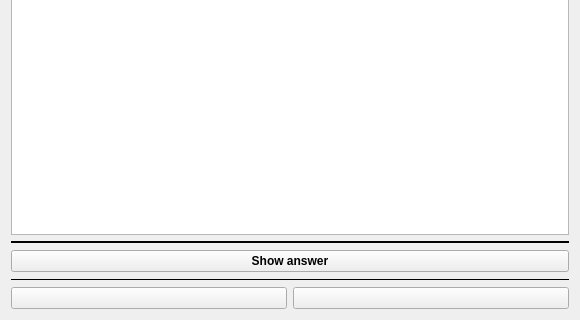
First picture: the form in src/apps/flashexam.ui, repository Quill-OS/quill, before the edit; both pictures show x 0 to 580 and y 316 to 636 of the 580 by 636 pixel window.
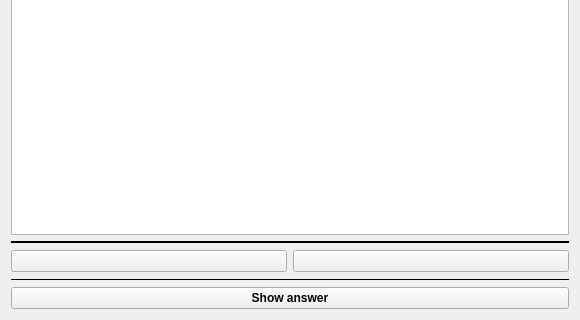
Second picture: the form after the edit. The open tabs and pages were chosen to show the change.

Commit message: FlashExam: bugfixes, again

Patch:
```diff
--- a/src/apps/flashexam.ui
+++ b/src/apps/flashexam.ui
@@ -184,13 +184,102 @@
        </property>
        <item>
         <layout class="QGridLayout" name="gridLayout_3">
-         <item row="6" column="0">
-          <widget class="Line" name="line_3">
-           <property name="frameShadow">
-            <enum>QFrame::Shadow::Plain</enum>
+         <item row="2" column="0">
+          <widget class="QGraphicsView" name="graphicsView">
+           <property name="lineWidth">
+            <number>0</number>
            </property>
-           <property name="orientation">
-            <enum>Qt::Orientation::Horizontal</enum>
+          </widget>
+         </item>
+         <item row="5" column="0">
+          <widget class="QStackedWidget" name="continueWidget">
+           <property name="sizePolicy">
+            <sizepolicy hsizetype="Preferred" vsizetype="Maximum">
+             <horstretch>0</horstretch>
+             <verstretch>0</verstretch>
+            </sizepolicy>
+           </property>
+           <widget class="QWidget" name="page_3">
+            <layout class="QVBoxLayout" name="verticalLayout_4">
+             <property name="leftMargin">
+              <number>0</number>
+             </property>
+             <property name="topMargin">
+              <number>0</number>
+             </property>
+             <property name="rightMargin">
+              <number>0</number>
+             </property>
+             <property name="bottomMargin">
+              <number>0</number>
+             </property>
+             <item>
+              <layout class="QGridLayout" name="gridLayout_5">
+               <property name="bottomMargin">
+                <number>0</number>
+               </property>
+               <item row="2" column="0">
+                <layout class="QGridLayout" name="gridLayout_6">
+                 <property name="bottomMargin">
+                  <number>0</number>
+                 </property>
+                 <item row="0" column="0">
+                  <widget class="QPushButton" name="didNotKnowBtn">
+                   <property name="text">
+                    <string/>
+                   </property>
+                  </widget>
+                 </item>
+                 <item row="0" column="1">
+                  <widget class="QPushButton" name="nextBtn">
+                   <property name="font">
+                    <font>
+                     <bold>true</bold>
+                    </font>
+                   </property>
+                   <property name="text">
+                    <string/>
+                   </property>
+                  </widget>
+                 </item>
+                </layout>
+               </item>
+               <item row="3" column="0">
+                <widget class="Line" name="line_3">
+                 <property name="frameShadow">
+                  <enum>QFrame::Shadow::Plain</enum>
+                 </property>
+                 <property name="orientation">
+                  <enum>Qt::Orientation::Horizontal</enum>
+                 </property>
+                </widget>
+               </item>
+              </layout>
+             </item>
+            </layout>
+           </widget>
+           <widget class="QWidget" name="page_4"/>
+          </widget>
+         </item>
+         <item row="7" column="0">
+          <widget class="QPushButton" name="revealBtn">
+           <property name="font">
+            <font>
+             <bold>true</bold>
+            </font>
+           </property>
+           <property name="text">
+            <string>Show answer</string>
+           </property>
+          </widget>
+         </item>
+         <item row="3" column="0">
+          <widget class="QTextBrowser" name="textBrowser">
+           <property name="sizePolicy">
+            <sizepolicy hsizetype="Expanding" vsizetype="Expanding">
+             <horstretch>0</horstretch>
+             <verstretch>0</verstretch>
+            </sizepolicy>
            </property>
           </widget>
          </item>
@@ -233,74 +322,6 @@
            </item>
           </layout>
          </item>
-         <item row="5" column="0">
-          <widget class="QPushButton" name="revealBtn">
-           <property name="font">
-            <font>
-             <bold>true</bold>
-            </font>
-           </property>
-           <property name="text">
-            <string>Show answer</string>
-           </property>
-          </widget>
-         </item>
-         <item row="1" column="0">
-          <widget class="Line" name="line_5">
-           <property name="frameShadow">
-            <enum>QFrame::Shadow::Plain</enum>
-           </property>
-           <property name="lineWidth">
-            <number>2</number>
-           </property>
-           <property name="orientation">
-            <enum>Qt::Orientation::Horizontal</enum>
-           </property>
-          </widget>
-         </item>
-         <item row="3" column="0">
-          <widget class="QTextBrowser" name="textBrowser">
-           <property name="sizePolicy">
-            <sizepolicy hsizetype="Expanding" vsizetype="Expanding">
-             <horstretch>0</horstretch>
-             <verstretch>0</verstretch>
-            </sizepolicy>
-           </property>
-          </widget>
-         </item>
-         <item row="2" column="0">
-          <widget class="QGraphicsView" name="graphicsView">
-           <property name="lineWidth">
-            <number>0</number>
-           </property>
-          </widget>
-         </item>
-         <item row="8" column="0">
-          <layout class="QGridLayout" name="gridLayout_5">
-           <property name="bottomMargin">
-            <number>0</number>
-           </property>
-           <item row="0" column="0">
-            <widget class="QPushButton" name="didNotKnowBtn">
-             <property name="text">
-              <string/>
-             </property>
-            </widget>
-           </item>
-           <item row="0" column="1">
-            <widget class="QPushButton" name="nextBtn">
-             <property name="font">
-              <font>
-               <bold>true</bold>
-              </font>
-             </property>
-             <property name="text">
-              <string/>
-             </property>
-            </widget>
-           </item>
-          </layout>
-         </item>
          <item row="4" column="0">
           <widget class="Line" name="line_4">
            <property name="frameShadow">
@@ -314,6 +335,19 @@
            </property>
           </widget>
          </item>
+         <item row="1" column="0">
+          <widget class="Line" name="line_5">
+           <property name="frameShadow">
+            <enum>QFrame::Shadow::Plain</enum>
+           </property>
+           <property name="lineWidth">
+            <number>2</number>
+           </property>
+           <property name="orientation">
+            <enum>Qt::Orientation::Horizontal</enum>
+           </property>
+          </widget>
+         </item>
         </layout>
        </item>
       </layout>
```
The commit also changes 1 other file.
